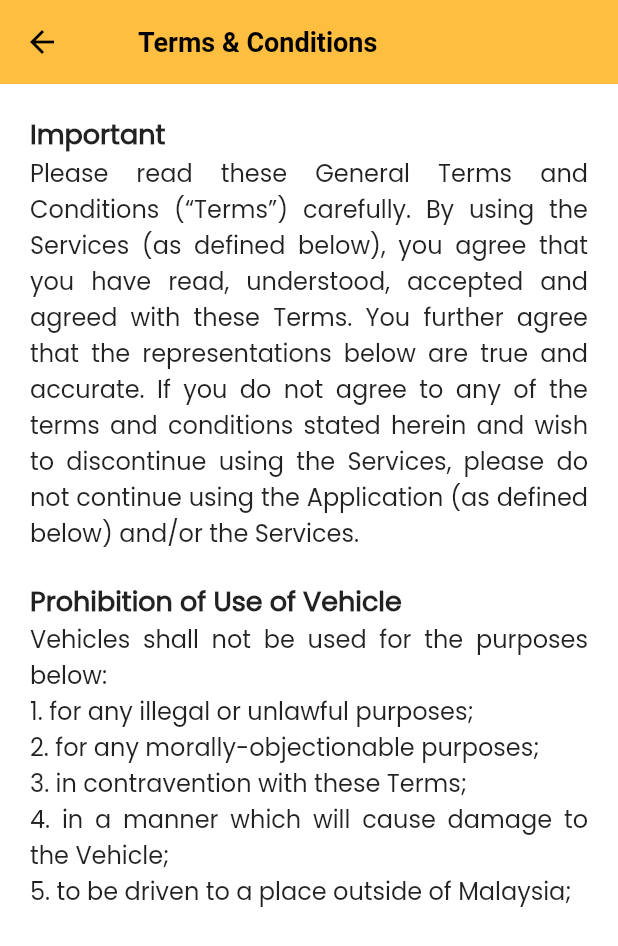
After one commit to KelvinYou/tap-car, a Flutter app: the screen it shows once a user with an empty profile is signed in, item 4 of the bottom bar chosen, after a tap on "Terms & Conditions", on a phone screen of 412 x 824 dp. The commit adds this screen. Shown: the top 946 px of the screen. Run offline on Flutter 3.47's test engine with Material 2 defaults, Android fonts, the phone set to English and light mode, and no system bars; our stand-ins replace cloud_firestore, firebase_auth, firebase_core, firebase_storage, image_picker, photo_view and 1 more; accounts and stored records are empty.

Commit message:
tnc and home

```diff
--- a/lib/screens/change_profile_screen.dart
+++ b/lib/screens/change_profile_screen.dart
@@ -3,6 +3,7 @@ import 'package:flutter/services.dart';
 
 import 'package:tap_car/utils/app_theme.dart';
 import 'package:tap_car/widgets/loading_indicator.dart';
+import 'package:tap_car/widgets/primary_app_bar.dart';
 // import 'package:tap_car/widget/app_bar/secondary_app_bar.dart';
 
 class ChangeProfileScreen extends StatefulWidget {
@@ -19,9 +20,9 @@ class _ChangeProfileScreenState extends State<ChangeProfileScreen> {
   Widget build(BuildContext context) {
     return isLoading
         ? const LoadingIndicator() : Scaffold(
-      // appBar: SecondaryAppBar(
-      //     title: "Coming Soon"
-      // ),
+      appBar: PrimaryAppBar(
+          title: "Change Profile"
+      ),
       body: Container(
         width: double.infinity,
         height: double.infinity,
--- a/lib/screens/home_screen.dart
+++ b/lib/screens/home_screen.dart
@@ -16,6 +16,26 @@ class HomeScreen extends StatefulWidget {
 class _HomeScreenState extends State<HomeScreen> {
   bool isLoading = false;
 
+  Widget titleText(String content) {
+    return Text(
+      content,
+      style: TextStyle(
+        fontWeight: FontWeight.bold,
+        fontSize: 20,
+      ),
+    );
+  }
+
+  Widget subtitleText(String content) {
+    return Text(
+      content,
+      style: TextStyle(
+        fontWeight: FontWeight.w500,
+        fontSize: 16,
+      ),
+    );
+  }
+
   @override
   Widget build(BuildContext context) {
     return isLoading
@@ -29,12 +49,34 @@ class _HomeScreenState extends State<HomeScreen> {
         decoration: BoxDecoration(
           color: Theme.of(context).colorScheme.background,
         ),
-        child: SingleChildScrollView(
-          child: Column(
-            mainAxisAlignment: MainAxisAlignment.center,
-            children: [
-              Text("Home"),
-            ],
+        child: Container(
+          padding: EdgeInsets.only(left: 20),
+          child: SingleChildScrollView(
+            child: Column(
+              mainAxisAlignment: MainAxisAlignment.center,
+              crossAxisAlignment: CrossAxisAlignment.start,
+              children: [
+                const SizedBox(height: 20,),
+
+                titleText("Choose your car"),
+
+                const SizedBox(height: 10,),
+
+                subtitleText("Car brand"),
+
+                const SizedBox(height: 10,),
+
+
+
+                const SizedBox(height: 10,),
+
+                subtitleText("Most rented"),
+
+                const SizedBox(height: 10,),
+
+
+              ],
+            ),
           ),
         ),
       ),
--- a/lib/screens/profile_screen.dart
+++ b/lib/screens/profile_screen.dart
@@ -2,6 +2,7 @@ import 'package:flutter/material.dart';
 import 'package:flutter/services.dart';
 import 'package:tap_car/screens/login_screen.dart';
 import 'package:tap_car/screens/change_profile_screen.dart';
+import 'package:tap_car/screens/tnc_screen.dart';
 import 'package:tap_car/services/auth_methods.dart';
 
 import 'package:tap_car/utils/app_theme.dart';
@@ -59,7 +60,7 @@ class _ProfileScreenState extends State<ProfileScreen> {
     setState(() {
       isLoading = false;
     });
-    print(userData);
+    // print(userData);
   }
 
   Widget selectionView(IconData icon, String title, Color color) {
@@ -147,11 +148,27 @@ class _ProfileScreenState extends State<ProfileScreen> {
                         backgroundColor: Colors.grey,
                       ),
                     ),
-                    Text(userData["username"]),
+                    const SizedBox(height: 10,),
+                    Text(
+                      userData["username"],
+                      style: TextStyle(
+                        fontSize: 16,
+                      ),
+                    ),
+                    const SizedBox(height: 30,),
                   ],
                 ),
               ),
 
+              GestureDetector(
+                onTap: () => Navigator.of(context).push(
+                  MaterialPageRoute(
+                    builder: (context) =>
+                    const TncScreen(),
+                  ),
+                ),
+                child: selectionView(Icons.policy_outlined, "Terms & Conditions", Theme.of(context).colorScheme.onPrimary),
+              ),
 
               GestureDetector(
                 onTap: () async {
--- /dev/null
+++ b/lib/screens/tnc_screen.dart
@@ -0,0 +1,79 @@
+import 'package:flutter/material.dart';
+import 'package:flutter/services.dart';
+
+import 'package:tap_car/utils/app_theme.dart';
+import 'package:tap_car/widgets/loading_indicator.dart';
+import 'package:tap_car/widgets/primary_app_bar.dart';
+// import 'package:tap_car/widget/app_bar/secondary_app_bar.dart';
+
+class TncScreen extends StatefulWidget {
+  const TncScreen({super.key});
+
+  @override
+  State<TncScreen> createState() => _TncScreenState();
+}
+
+class _TncScreenState extends State<TncScreen> {
+  bool isLoading = false;
+
+  Widget titleText(String content) {
+    return Text(
+      content,
+      style: TextStyle(
+        fontWeight: FontWeight.bold,
+        fontSize: 18,
+      ),
+    );
+  }
+
+  Widget contentText(String content) {
+    return Text(
+      content,
+      textAlign: TextAlign.justify,
+      style: TextStyle(
+        fontSize: 16,
+      ),
+    );
+  }
+
+  @override
+  Widget build(BuildContext context) {
+    return isLoading
+        ? const LoadingIndicator() : Scaffold(
+      appBar: PrimaryAppBar(
+          title: "Terms & Conditions"
+      ),
+      body: Container(
+        width: double.infinity,
+        height: double.infinity,
+        decoration: BoxDecoration(
+          color: Theme.of(context).colorScheme.background,
+        ),
+        child: Container(
+          padding: EdgeInsets.symmetric(horizontal: 20,),
+          child: SingleChildScrollView(
+            child: Column(
+              mainAxisAlignment: MainAxisAlignment.center,
+              crossAxisAlignment: CrossAxisAlignment.start,
+              children: [
+                const SizedBox(height: 20,),
+                titleText("Important"),
+                contentText("Please read these General Terms and Conditions (“Terms”) carefully. By using the Services (as defined below), you agree that you have read, understood, accepted and agreed with these Terms. You further agree that the representations below are true and accurate. If you do not agree to any of the terms and conditions stated herein and wish to discontinue using the Services, please do not continue using the Application (as defined below) and/or the Services."),
+
+                const SizedBox(height: 20,),
+                titleText("Prohibition of Use of Vehicle"),
+                contentText("Vehicles shall not be used for the purposes below:"),
+                contentText("1. for any illegal or unlawful purposes;"),
+                contentText("2. for any morally-objectionable purposes;"),
+                contentText("3. in contravention with these Terms;"),
+                contentText("4. in a manner which will cause damage to the Vehicle;"),
+                contentText("5. to be driven to a place outside of Malaysia;"),
+              ],
+            ),
+          ),
+        ),
+      ),
+    );
+  }
+
+}
```
Also changed, not shown: assets/forgot password.png (added), assets/user - car list (exora).png (added), assets/user - homepage (honda logo).png (added), assets/user - homepage (perodua logo).png (added), assets/user - homepage (proton logo).png (added), 5 other files.
